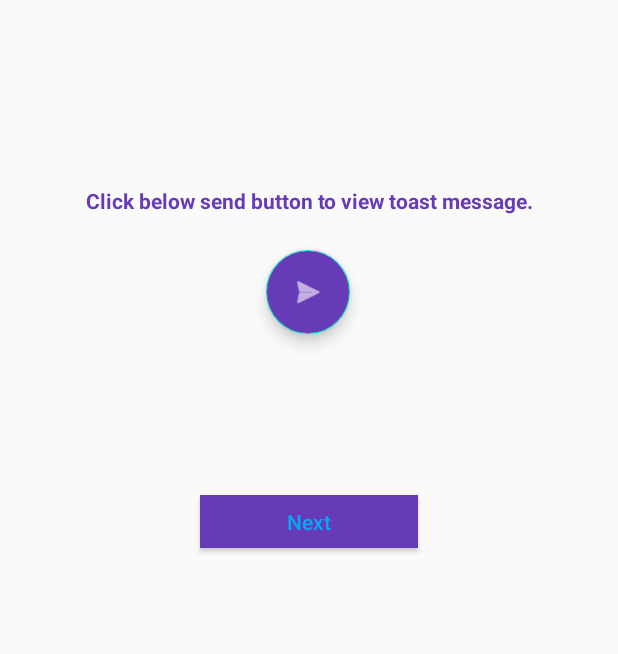
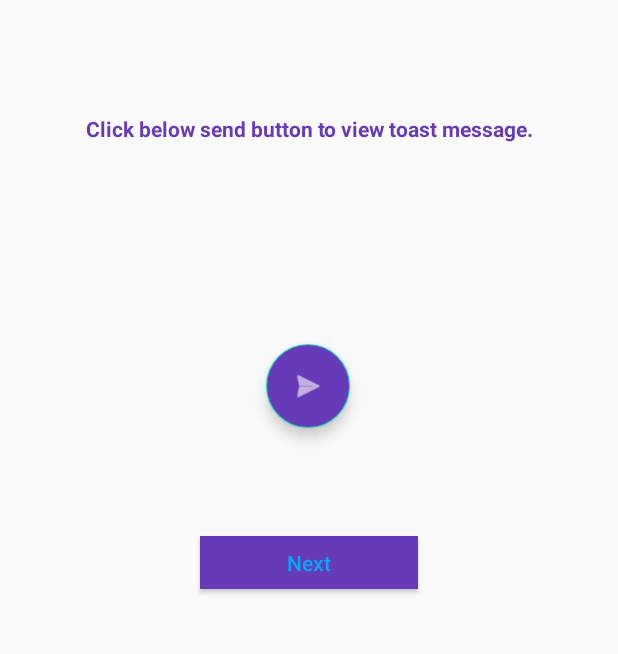
Before and after one commit to alinbabu2010/Sample-Android-App, an Android app: the SubActivity screen opened directly, with no data from a screen before it, on a phone screen of 412 x 824 dp, the part 496-1150 px from its top. Run offline under Robolectric (Android 15) with nearby library versions, the phone set to English and light mode, and no system bars.

```diff
--- a/app/src/main/java/com/fotobom/androidtraining_alin/MainActivity.kt
+++ b/app/src/main/java/com/fotobom/androidtraining_alin/MainActivity.kt
@@ -10,7 +10,8 @@ class MainActivity : AppCompatActivity() {
         super.onCreate(savedInstanceState)
         setContentView(R.layout.activity_main)
 
-        findViewById<Button>(R.id.cilckhereButton).setOnClickListener{
+        /** View next activity on button click */
+        findViewById<Button>(R.id.cilckButton).setOnClickListener{
             val intent = Intent(this@MainActivity, SubActivity::class.java)
             startActivity(intent)
         }
--- a/app/src/main/res/layout/activity_main.xml
+++ b/app/src/main/res/layout/activity_main.xml
@@ -36,7 +36,7 @@
         tools:srcCompat="@drawable/image_sample" />
 
     <Button
-        android:id="@+id/cilckhereButton"
+        android:id="@+id/cilckButton"
         style="@style/Widget.AppCompat.Button.Borderless.Colored"
         android:layout_width="133dp"
         android:layout_height="47dp"
--- a/app/src/main/res/layout/activity_sub.xml
+++ b/app/src/main/res/layout/activity_sub.xml
@@ -28,6 +28,7 @@
         android:layout_width="257dp"
         android:layout_height="46dp"
         android:layout_marginTop="56dp"
+        android:autofillHints=""
         android:backgroundTint="#5213C3"
         android:ems="10"
         android:fontFamily="sans-serif-medium"
@@ -38,26 +39,28 @@
         android:textColorLink="#C9673AB7"
         app:layout_constraintEnd_toEndOf="parent"
         app:layout_constraintStart_toStartOf="parent"
-        app:layout_constraintTop_toBottomOf="@+id/textView"
-        android:autofillHints="" />
+        app:layout_constraintTop_toBottomOf="@+id/textView" />
 
     <TextView
         android:id="@+id/toastBtnText"
         android:layout_width="321dp"
         android:layout_height="22dp"
-        android:layout_marginTop="124dp"
+        android:layout_marginTop="76dp"
         android:text="@string/toastbtn_dec"
         android:textAlignment="center"
         android:textColor="#673AB7"
         android:textStyle="bold"
+        app:layout_constraintBottom_toTopOf="@+id/toastButton"
         app:layout_constraintEnd_toEndOf="parent"
         app:layout_constraintStart_toStartOf="parent"
-        app:layout_constraintTop_toBottomOf="@+id/toastInput" />
+        app:layout_constraintTop_toBottomOf="@+id/toastInput"
+        app:layout_constraintVertical_bias="0.0" />
 
     <com.google.android.material.floatingactionbutton.FloatingActionButton
         android:id="@+id/toastButton"
         android:layout_width="wrap_content"
         android:layout_height="wrap_content"
+        android:layout_marginBottom="208dp"
         android:backgroundTint="#673AB7"
         android:clickable="true"
         android:contentDescription="@string/todo"
@@ -67,15 +70,13 @@
         app:layout_constraintEnd_toEndOf="parent"
         app:layout_constraintHorizontal_bias="0.498"
         app:layout_constraintStart_toStartOf="parent"
-        app:layout_constraintTop_toBottomOf="@+id/toastBtnText"
-        app:layout_constraintVertical_bias="0.07"
         app:srcCompat="@android:drawable/ic_menu_send" />
 
     <Button
         android:id="@+id/nextButton"
         android:layout_width="145dp"
         android:layout_height="35dp"
-        android:layout_marginBottom="128dp"
+        android:layout_marginBottom="88dp"
         android:background="#673AB7"
         android:text="@string/nextButtonText"
         android:textAlignment="center"
@@ -83,6 +84,8 @@
         android:textColor="#03A9F4"
         app:layout_constraintBottom_toBottomOf="parent"
         app:layout_constraintEnd_toEndOf="parent"
-        app:layout_constraintStart_toStartOf="parent" />
+        app:layout_constraintStart_toStartOf="parent"
+        app:layout_constraintTop_toBottomOf="@+id/toastButton"
+        app:layout_constraintVertical_bias="0.851" />
 
 </androidx.constraintlayout.widget.ConstraintLayout>
```
Also changed, not shown: app/src/main/AndroidManifest.xml (+10 -4 lines), app/src/main/java/com/fotobom/androidtraining_alin/SubActivity.kt (+13 -28 lines), app/src/main/res/layout/orientation_example.xml (deleted, +0 -76 lines).
